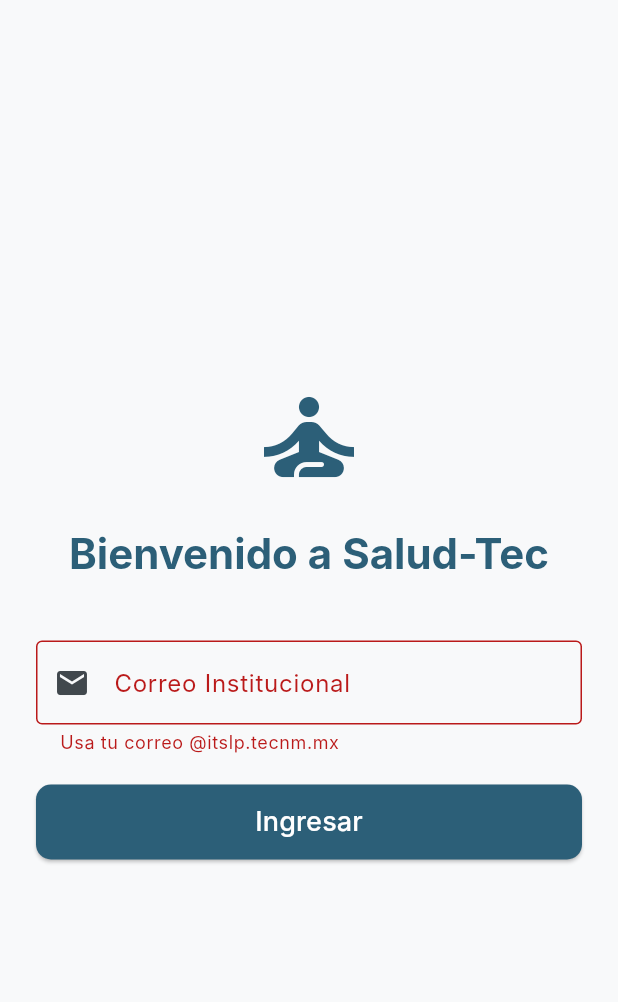
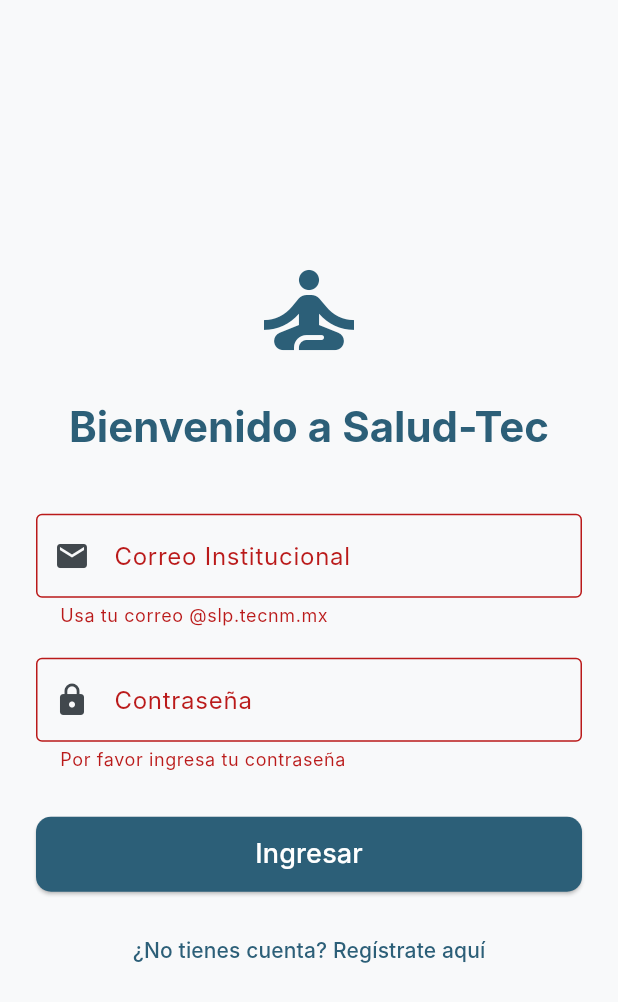
Before and after one commit to Verubio/Salud-Tec-Final, a Flutter app: the screen it shows after launch, after a tap on "Ingresar", on a phone screen of 412 x 824 dp. Shown: the top 1002 px of the screen. Run offline on Flutter 3.47's test engine with Material 3 defaults, Android fonts, the phone set to English and light mode, and no system bars; Roboto replaces fonts that are missing (Inter).

Commit message:
Agrega diseño de contraseña al login

```diff
--- a/lib/screens/login_screen.dart
+++ b/lib/screens/login_screen.dart
@@ -11,24 +11,34 @@ class LoginScreen extends StatefulWidget {
 
 class _LoginScreenState extends State<LoginScreen> {
   final _emailController = TextEditingController();
+  final _passwordController = TextEditingController(); // <-- NUEVO: Controlador para contraseña
   final _formKey = GlobalKey<FormState>();
-  bool _isLoading = false; // Estado para el indicador de carga
+  bool _isLoading = false;
 
-  // FUNCIÓN CRÍTICA: Conexión con FastAPI
+  // Buena práctica: liberar los controladores cuando el widget se destruye
+  @override
+  void dispose() {
+    _emailController.dispose();
+    _passwordController.dispose();
+    super.dispose();
+  }
+
   Future<void> _conectarConServidor() async {
     if (!_formKey.currentState!.validate()) return;
 
     setState(() => _isLoading = true);
 
-    // IMPORTANTE: 10.0.2.2 es la IP para el emulador de Android.
-    // Si usas un celular físico, cambia esto por la IP de tu PC (ej: 192.168.1.X)
     final url = Uri.parse('http://192.168.100.164:8000/login');
 
     try {
       final response = await http.post(
         url,
         headers: {'Content-Type': 'application/json'},
-        body: jsonEncode({'correo': _emailController.text.trim()}),
+        // <-- NUEVO: Enviamos el correo Y la contraseña al backend
+        body: jsonEncode({
+          'correo': _emailController.text.trim(),
+          'password': _passwordController.text.trim(),
+        }),
       );
 
       if (response.statusCode == 200) {
@@ -36,10 +46,9 @@ class _LoginScreenState extends State<LoginScreen> {
         final String nombreUsuario = data['user']['nombre_completo'];
 
         if (!mounted) return;
-        // Navegamos al Dashboard pasando el nombre como argumento
         Navigator.pushReplacementNamed(context, '/home', arguments: nombreUsuario);
       } else {
-        _mostrarError("Usuario no encontrado en el sistema del Tec.");
+        _mostrarError("Credenciales incorrectas o usuario no encontrado.");
       }
     } catch (e) {
       _mostrarError("No se pudo conectar con el servidor. Revisa que FastAPI esté corriendo.");
@@ -57,7 +66,8 @@ class _LoginScreenState extends State<LoginScreen> {
   @override
   Widget build(BuildContext context) {
     return Scaffold(
-      body: Padding(
+      body: Center( // Agregué un Center para que no se pegue arriba si el teclado se oculta
+        child: SingleChildScrollView( // <-- NUEVO: Permite hacer scroll si el teclado tapa los campos
           padding: const EdgeInsets.all(24.0),
           child: Form(
             key: _formKey,
@@ -81,17 +91,33 @@ class _LoginScreenState extends State<LoginScreen> {
                     labelText: "Correo Institucional",
                     border: OutlineInputBorder(),
                     prefixIcon: Icon(Icons.email),
-                  hintText: "ejemplo@itslp.tecnm.mx"
+                    hintText: "ejemplo@slp.tecnm.mx"
                   ),
                   validator: (value) {
                     if (value == null || !value.endsWith('@slp.tecnm.mx')) {
-                    return "Usa tu correo @itslp.tecnm.mx";
+                      return "Usa tu correo @slp.tecnm.mx";
                     }
                     return null;
                   },
                 ),
                 const SizedBox(height: 20),
-              // Botón condicional: Si está cargando, muestra un círculo de progreso
+                // <-- NUEVO: Campo de Contraseña
+                TextFormField(
+                  controller: _passwordController,
+                  obscureText: true, // Oculta el texto
+                  decoration: const InputDecoration(
+                    labelText: "Contraseña",
+                    border: OutlineInputBorder(),
+                    prefixIcon: Icon(Icons.lock),
+                  ),
+                  validator: (value) {
+                    if (value == null || value.isEmpty) {
+                      return "Por favor ingresa tu contraseña";
+                    }
+                    return null;
+                  },
+                ),
+                const SizedBox(height: 30),
                 _isLoading
                   ? const CircularProgressIndicator()
                   : ElevatedButton(
@@ -104,7 +130,26 @@ class _LoginScreenState extends State<LoginScreen> {
                       ),
                       child: const Text("Ingresar", style: TextStyle(fontSize: 18)),
                     ),
+                const SizedBox(height: 15),
+                // <-- NUEVO: Botón para ir a registrarse
+               TextButton(
+  onPressed: () {
+    // Muestra un mensaje emergente en lugar de cambiar de pantalla
+    ScaffoldMessenger.of(context).showSnackBar(
+      const SnackBar(
+        content: Text("La pantalla de registro estará disponible pronto."),
+        backgroundColor: Colors.blueGrey,
+        duration: Duration(seconds: 2),
+      ),
+    );
+  },
+  child: const Text(
+    "¿No tienes cuenta? Regístrate aquí",
+    style: TextStyle(color: Color(0xFF2C5F78)),
+  ),
+)
               ],
+            ),
           ),
         ),
       ),
```
Lines whose indentation alone changed are shown as unchanged.
